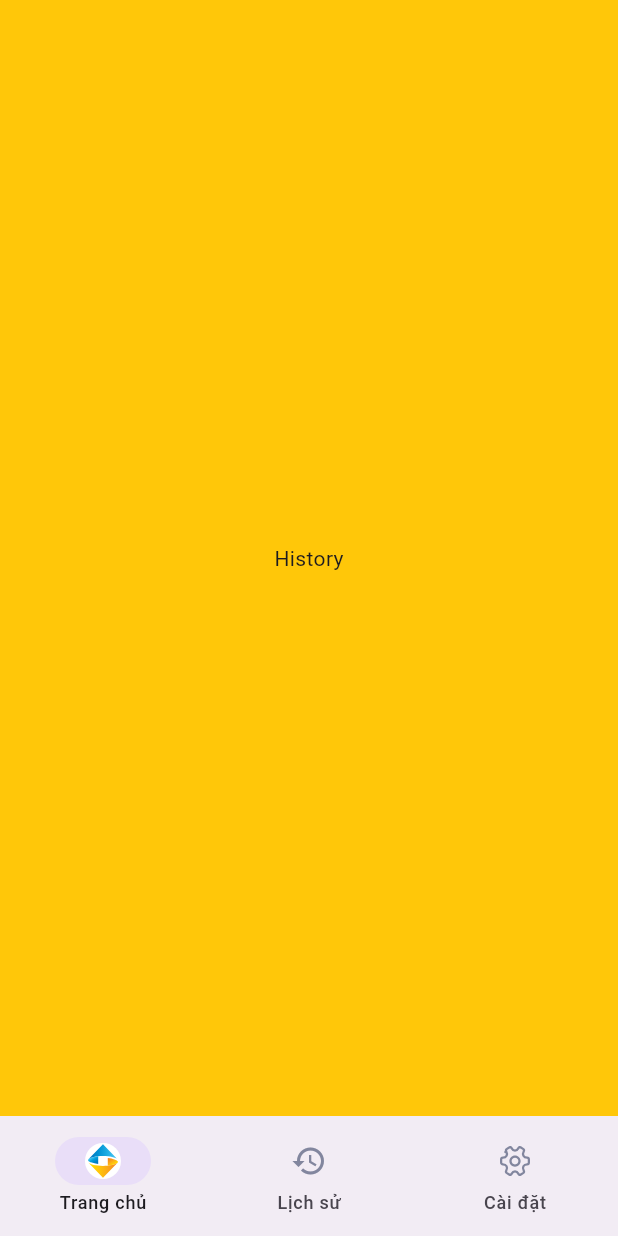
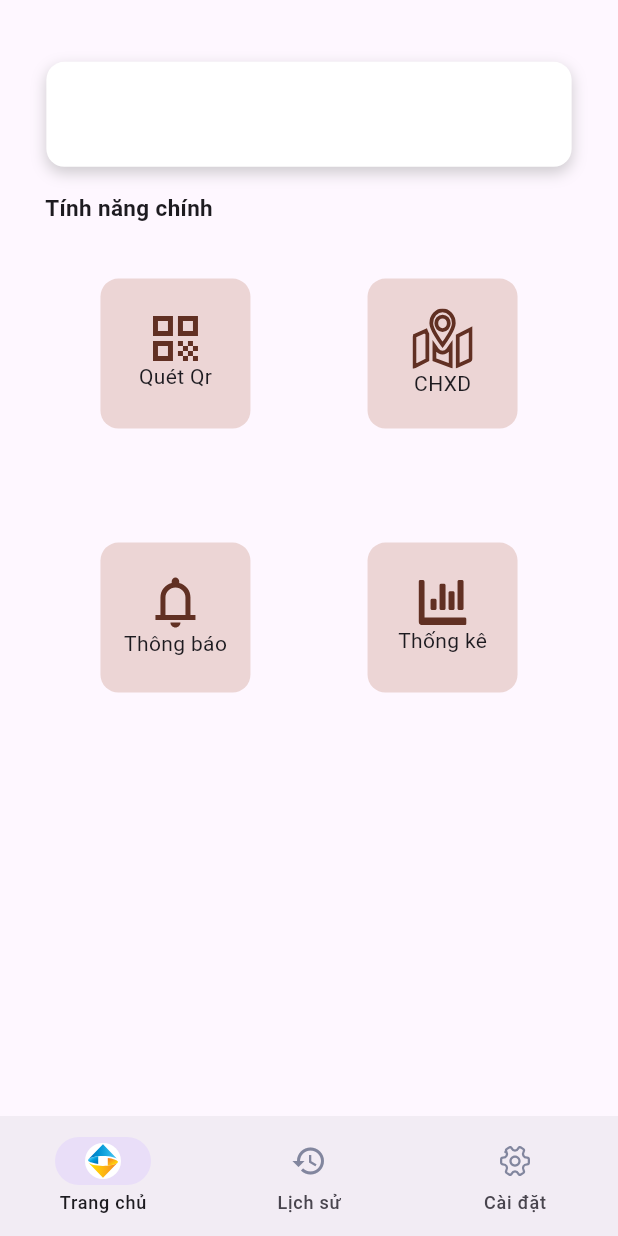
Before and after one commit to mobilenabit/driver_app, a Flutter app: the HomeScreen screen opened directly, on a phone screen of 412 x 824 dp. Run offline on Flutter 3.47's test engine with Material 3 defaults, Android fonts, the light colour scheme and no system bars; our stand-ins replace dio, flutter_otp_text_field, flutter_secure_storage, flutter_svg, fluttertoast, get and 1 more; missing offline and left inert: conditional_wrap, crclib; accounts and stored records are empty; network calls fail.

Commit message:
fix gridview

```diff
--- a/lib/main.dart
+++ b/lib/main.dart
@@ -1,3 +1,4 @@
+import 'package:driver_app/screens/home.dart';
 import 'package:driver_app/screens/info.dart';
 import 'package:driver_app/screens/license_plate.dart';
 import 'package:flutter/material.dart';
@@ -20,7 +21,7 @@ class MyApp extends StatelessWidget {
         colorScheme: ColorScheme.fromSeed(seedColor: Colors.deepPurple),
         useMaterial3: true,
       ),
-      home: const InforSreen(),
+      home: const HomeScreen(),
     );
   }
 }
--- a/lib/screens/home.dart
+++ b/lib/screens/home.dart
@@ -74,7 +74,7 @@ class _HomeScreenState extends State<HomeScreen> {
             ],
           ),
           body: <Widget>[
-           // InfoScreen(),
+            InfoScreen(),
             HistoryScreen(),
             SettingsScreen(userData: snapshot.data),
           ][currentPageIndex],
--- a/lib/screens/info.dart
+++ b/lib/screens/info.dart
@@ -2,11 +2,11 @@ import 'package:flutter/cupertino.dart';
 import 'package:flutter/material.dart';
 import 'package:flutter_svg/flutter_svg.dart';
 
-class InforSreen extends StatefulWidget {
-  const InforSreen({super.key});
+class InfoScreen extends StatefulWidget {
+  const InfoScreen({super.key});
 
   @override
-  State<InforSreen> createState() => _InforSreenState();
+  State<InfoScreen> createState() => _InfoScreenState();
 }
 
 List<Mainproperty> _item = [
@@ -16,7 +16,7 @@ List<Mainproperty> _item = [
   Mainproperty(text: 'Thống kê', svgAsset: 'assets/icons/thống_kê.svg'),
 ];
 
-class _InforSreenState extends State<InforSreen> {
+class _InfoScreenState extends State<InfoScreen> {
   @override
   Widget build(BuildContext context) {
     var size = MediaQuery.of(context).size;
@@ -51,7 +51,7 @@ class _InforSreenState extends State<InforSreen> {
                 SizedBox(
                   height: size.height * 0.02,
                 ),
-                Text(
+                const Text(
                   'Tính năng chính',
                   style: TextStyle(
                     fontSize: 15,
@@ -59,7 +59,7 @@ class _InforSreenState extends State<InforSreen> {
                   ),
                 ),
                 SizedBox(
-                  height: size.height * 0.75,
+                  height: size.height * 0.5,
                   child: GridView.builder(
                     physics: NeverScrollableScrollPhysics(),
                     itemCount: 4,
```
